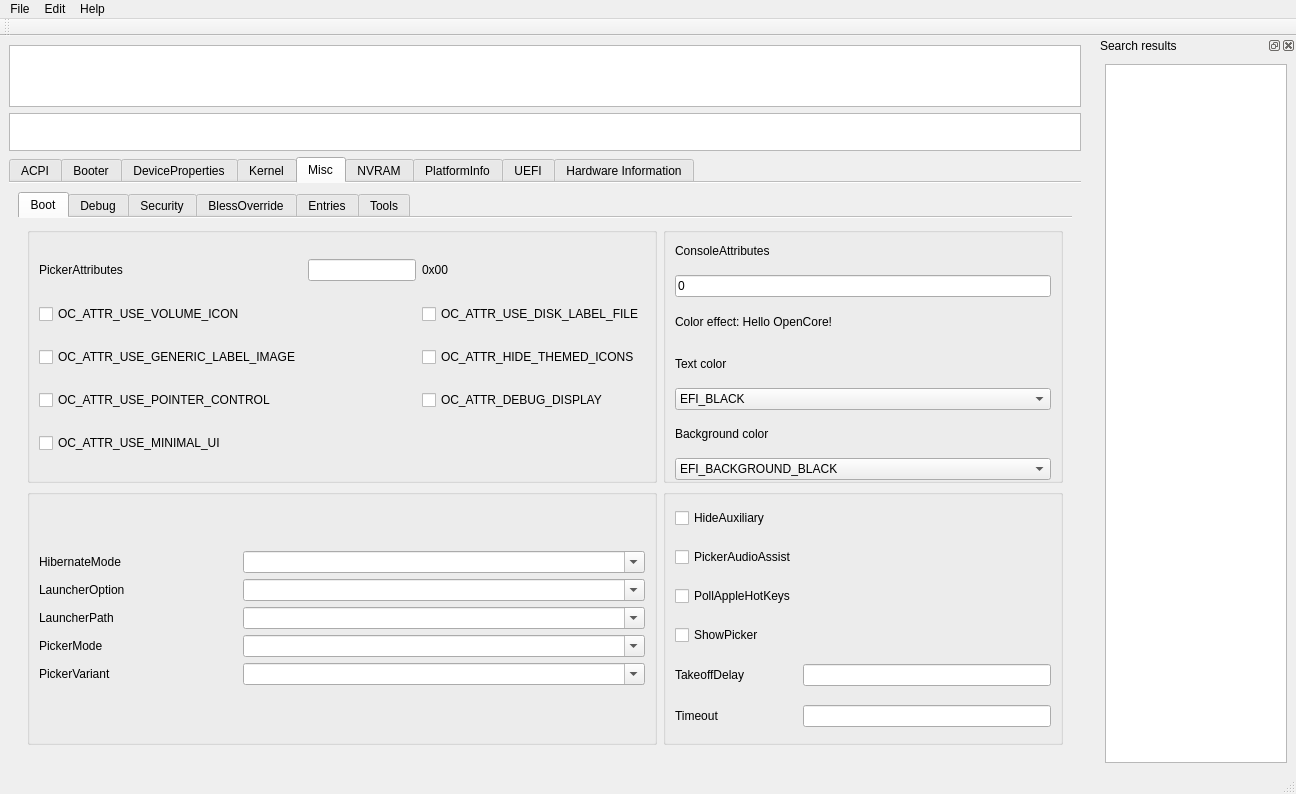
This is mainwindow.ui in ic005k/OCAuxiliaryTools as Qt 5 draws it before an edit. The edited form follows.
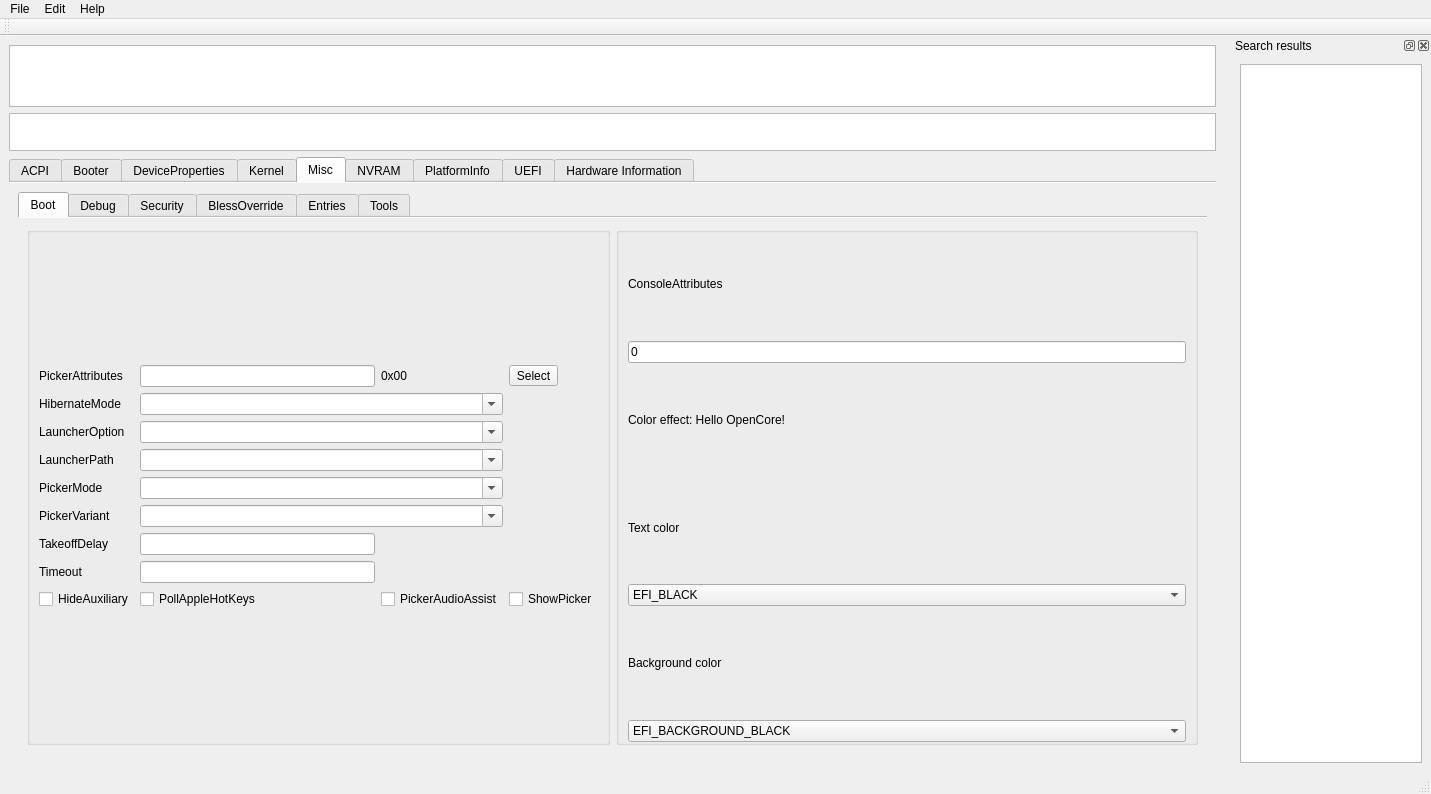
This is the edited form. The open tabs and pages were chosen to show the change. Icons and pictures are not drawn.

Diff of the .ui file:
```diff
--- a/mainwindow.ui
+++ b/mainwindow.ui
@@ -6,7 +6,7 @@
    <rect>
     <x>0</x>
     <y>0</y>
-    <width>1296</width>
+    <width>1431</width>
     <height>794</height>
    </rect>
   </property>
@@ -3077,147 +3077,6 @@
             <string>Boot</string>
            </attribute>
            <layout class="QGridLayout" name="gridLayout_71">
-            <item row="0" column="0">
-             <widget class="QGroupBox" name="groupBox_9">
-              <property name="title">
-               <string/>
-              </property>
-              <layout class="QGridLayout" name="gridLayout_56">
-               <item row="0" column="0">
-                <widget class="QLabel" name="label_5">
-                 <property name="toolTip">
-                  <string>Description: Sets specific attributes for the OpenCore picker.
-
-Different OpenCore pickers may be configured through the attribute mask containing OpenCore-reserved (BIT0~BIT15) and OEM-specific (BIT16~BIT31) values.
-
-----
-
-说明：设置OpenCore picker的特定属性。
-
-可以通过包含 OpenCore 保留值 (BIT0~BIT15) 和 OEM 特定值 (BIT16~BIT31) 的属性掩码来配置不同的 OpenCore pickers。
-
-</string>
-                 </property>
-                 <property name="statusTip">
-                  <string>Sets specific attributes for picker.</string>
-                 </property>
-                 <property name="text">
-                  <string>PickerAttributes</string>
-                 </property>
-                </widget>
-               </item>
-               <item row="0" column="2">
-                <widget class="QLabel" name="lblPickerAttributes">
-                 <property name="text">
-                  <string>0x00</string>
-                 </property>
-                </widget>
-               </item>
-               <item row="8" column="0">
-                <widget class="QCheckBox" name="chkPA7">
-                 <property name="toolTip">
-                  <string>0x0040 — OC_ATTR_USE_MINIMAL_UI, use minimal UI display, no Shutdown or Restart buttons, affects OpenCanopy and builtin picker.
-----
-0x0040 - OC_ATTR_USE_MINIMAL_UI, 使用最小的UI显示，没有关机或重启按钮，影响OpenCanopy和内置选取器。</string>
-                 </property>
-                 <property name="text">
-                  <string>OC_ATTR_USE_MINIMAL_UI</string>
-                 </property>
-                </widget>
-               </item>
-               <item row="5" column="0">
-                <widget class="QCheckBox" name="chkPA3">
-                 <property name="toolTip">
-                  <string>0x0004 — OC_ATTR_USE_GENERIC_LABEL_IMAGE, provides predefined label images for boot entries without custom entries. This may however give less detail for the actual boot entry.
-----
-0x0004 - OC_ATTR_USE_GENERIC_LABEL_IMAGE, 提供预定义的标签图像给没有自定义条目的启动条目。然而，这可能会给实际的启动项带来较少的细节。</string>
-                 </property>
-                 <property name="text">
-                  <string>OC_ATTR_USE_GENERIC_LABEL_IMAGE</string>
-                 </property>
-                </widget>
-               </item>
-               <item row="5" column="2">
-                <widget class="QCheckBox" name="chkPA4">
-                 <property name="toolTip">
-                  <string>0x0008 — OC_ATTR_HIDE_THEMED_ICONS, prefers builtin icons for certain icon categories to match the theme style. For example, this could force displaying the builtin Time Machine icon. Requires OC_ATTR_USE_VOLUME_ICON.
-----
-0x0008 - OC_ATTR_HIDE_THEMED_ICONS, 偏向于某些图标类别的内置图标，以配合主题风格。例如，这可以强制显示内置的时间机器图标。需要OC_ATTR_USE_VOLUME_ICON。</string>
-                 </property>
-                 <property name="text">
-                  <string>OC_ATTR_HIDE_THEMED_ICONS</string>
-                 </property>
-                </widget>
-               </item>
-               <item row="6" column="0" colspan="2">
-                <widget class="QCheckBox" name="chkPA5">
-                 <property name="toolTip">
-                  <string>0x0010 — OC_ATTR_USE_POINTER_CONTROL, enables pointer control in the OpenCore picker when available.
-For example, this could make use of mouse or trackpad to control UI elements.
-----
-0x0010 - OC_ATTR_USE_POINTER_CONTROL，在OpenCore选取器中可用时启用指针控制。
-例如，这可以利用鼠标或触控板来控制用户界面元素。</string>
-                 </property>
-                 <property name="text">
-                  <string>OC_ATTR_USE_POINTER_CONTROL</string>
-                 </property>
-                </widget>
-               </item>
-               <item row="4" column="2">
-                <widget class="QCheckBox" name="chkPA2">
-                 <property name="toolTip">
-                  <string> 0x0002 — OC_ATTR_USE_DISK_LABEL_FILE, provides custom rendered titles for boot entries.
-----
- 0x0002 - OC_ATTR_USE_DISK_LABEL_FILE，为启动项提供自定义渲染的标题。</string>
-                 </property>
-                 <property name="text">
-                  <string>OC_ATTR_USE_DISK_LABEL_FILE</string>
-                 </property>
-                </widget>
-               </item>
-               <item row="6" column="2">
-                <widget class="QCheckBox" name="chkPA6">
-                 <property name="toolTip">
-                  <string>0x0020 — OC_ATTR_SHOW_DEBUG_DISPLAY, enable display of additional timing and debug information, in Builtin picker in DEBUG and NOOPT builds only.
-----
-0x0020 - OC_ATTR_SHOW_DEBUG_DISPLAY, 启用显示额外的计时和调试信息，仅在DEBUG和NOOPT构建的内置选取器中。</string>
-                 </property>
-                 <property name="text">
-                  <string>OC_ATTR_DEBUG_DISPLAY</string>
-                 </property>
-                </widget>
-               </item>
-               <item row="4" column="0">
-                <widget class="QCheckBox" name="chkPA1">
-                 <property name="toolTip">
-                  <string>0x0001 — OC_ATTR_USE_VOLUME_ICON, provides custom icons for boot entries.
-----
-0x0001 - OC_ATTR_USE_VOLUME_ICON, 为启动项提供自定义图标。</string>
-                 </property>
-                 <property name="text">
-                  <string>OC_ATTR_USE_VOLUME_ICON</string>
-                 </property>
-                </widget>
-               </item>
-               <item row="0" column="1">
-                <widget class="QLineEdit" name="editIntPickerAttributes">
-                 <property name="minimumSize">
-                  <size>
-                   <width>0</width>
-                   <height>0</height>
-                  </size>
-                 </property>
-                 <property name="maximumSize">
-                  <size>
-                   <width>16777215</width>
-                   <height>16777215</height>
-                  </size>
-                 </property>
-                </widget>
-               </item>
-              </layout>
-             </widget>
-            </item>
             <item row="0" column="1">
              <widget class="QGroupBox" name="groupBox_5">
               <property name="title">
@@ -3464,7 +3323,7 @@
               </layout>
              </widget>
             </item>
-            <item row="1" column="0">
+            <item row="0" column="0">
              <widget class="QGroupBox" name="groupBox_10">
               <property name="title">
                <string/>
@@ -3478,8 +3337,25 @@
                </property>
                <item row="0" column="0">
                 <layout class="QGridLayout" name="gridLayout_58">
-                 <item row="2" column="0">
-                  <widget class="QLabel" name="label_15">
+                 <item row="2" column="1" colspan="2">
+                  <widget class="QComboBox" name="cboxLauncherOption">
+                   <property name="editable">
+                    <bool>true</bool>
+                   </property>
+                  </widget>
+                 </item>
+                 <item row="13" column="1">
+                  <widget class="QLineEdit" name="editIntTimeout"/>
+                 </item>
+                 <item row="0" column="2">
+                  <widget class="QLabel" name="lblPickerAttributes">
+                   <property name="text">
+                    <string>0x00</string>
+                   </property>
+                  </widget>
+                 </item>
+                 <item row="13" column="0">
+                  <widget class="QLabel" name="label_7">
                    <property name="toolTip">
                     <string>Default stays for launched OpenCore.efi, any other path, e.g. EFILauncher.efi, can be used to provide custom loaders, which are supposed to load OpenCore.efi themselves.
 
@@ -3491,11 +3367,59 @@
                     <string>Launch path for LauncherOption.</string>
                    </property>
                    <property name="text">
-                    <string>LauncherPath</string>
+                    <string>Timeout</string>
                    </property>
                   </widget>
                  </item>
-                 <item row="10" column="0">
+                 <item row="1" column="0">
+                  <widget class="QLabel" name="label_4">
+                   <property name="toolTip">
+                    <string>Description: Hibernation detection mode. The following modes are supported:
+
+• None — Avoid hibernation for your own good.
+• Auto — Use RTC and NVRAM detection.
+• RTC — Use RTC detection.
+• NVRAM — Use NVRAM detection.
+
+----
+
+休眠检测模式，支持以下模式：
+
+- None - 为了自己的便利避免休眠。
+- Auto - 使用 RTC 和 NVRAM 检测。
+- RTC - 使用 RTC 检测。
+- NVRAM - 使用 NVRAM 检测。</string>
+                   </property>
+                   <property name="statusTip">
+                    <string>Hibernation detection mode. </string>
+                   </property>
+                   <property name="text">
+                    <string>HibernateMode</string>
+                   </property>
+                  </widget>
+                 </item>
+                 <item row="12" column="0">
+                  <widget class="QLabel" name="label_8">
+                   <property name="toolTip">
+                    <string>Introducing a delay may give extra time to hold the right action hotkey sequence to e.g. boot to recovery mode.
+
+On some platforms setting this option to at least 5000-10000 microseconds may be necessary to access action hotkeys at all due to the nature of the keyboard driver.
+
+----
+
+引入延迟可能会提供额外的时间来保持正确的动作热键序列，例如启动到恢复模式。
+
+在某些平台上，由于键盘驱动程序的特性，将该选项设置为至少5000-10000微秒可能是访问操作热键所必需的。</string>
+                   </property>
+                   <property name="statusTip">
+                    <string>Delay in microseconds performed before handling picker startup and action hotkeys.</string>
+                   </property>
+                   <property name="text">
+                    <string>TakeoffDelay</string>
+                   </property>
+                  </widget>
+                 </item>
+                 <item row="11" column="0">
                   <widget class="QLabel" name="label_10">
                    <property name="toolTip">
                     <string>The following values are supported:
@@ -3524,7 +3448,109 @@
                    </property>
                   </widget>
                  </item>
-                 <item row="1" column="0">
+                 <item row="0" column="3">
+                  <widget class="QToolButton" name="btnPickerAttributes">
+                   <property name="text">
+                    <string>Select</string>
+                   </property>
+                  </widget>
+                 </item>
+                 <item row="3" column="0">
+                  <widget class="QLabel" name="label_15">
+                   <property name="toolTip">
+                    <string>Default stays for launched OpenCore.efi, any other path, e.g. EFILauncher.efi, can be used to provide custom loaders, which are supposed to load OpenCore.efi themselves.
+
+----
+
+默认停留在启动的OpenCore.efi上，任何其他路径，例如EFILauncher.efi，都可以用来提供自定义的加载器，这些加载器应该自己加载OpenCore.efi。</string>
+                   </property>
+                   <property name="statusTip">
+                    <string>Launch path for LauncherOption.</string>
+                   </property>
+                   <property name="text">
+                    <string>LauncherPath</string>
+                   </property>
+                  </widget>
+                 </item>
+                 <item row="11" column="1" colspan="2">
+                  <widget class="QComboBox" name="cboxPickerVariant">
+                   <property name="editable">
+                    <bool>true</bool>
+                   </property>
+                  </widget>
+                 </item>
+                 <item row="0" column="1">
+                  <widget class="QLineEdit" name="editIntPickerAttributes">
+                   <property name="minimumSize">
+                    <size>
+                     <width>0</width>
+                     <height>0</height>
+                    </size>
+                   </property>
+                   <property name="maximumSize">
+                    <size>
+                     <width>16777215</width>
+                     <height>16777215</height>
+                    </size>
+                   </property>
+                  </widget>
+                 </item>
+                 <item row="0" column="0">
+                  <widget class="QLabel" name="label_5">
+                   <property name="toolTip">
+                    <string>Description: Sets specific attributes for the OpenCore picker.
+
+Different OpenCore pickers may be configured through the attribute mask containing OpenCore-reserved (BIT0~BIT15) and OEM-specific (BIT16~BIT31) values.
+
+----
+
+说明：设置OpenCore picker的特定属性。
+
+可以通过包含 OpenCore 保留值 (BIT0~BIT15) 和 OEM 特定值 (BIT16~BIT31) 的属性掩码来配置不同的 OpenCore pickers。
+
+</string>
+                   </property>
+                   <property name="statusTip">
+                    <string>Sets specific attributes for picker.</string>
+                   </property>
+                   <property name="text">
+                    <string>PickerAttributes</string>
+                   </property>
+                  </widget>
+                 </item>
+                 <item row="1" column="1" colspan="2">
+                  <widget class="QComboBox" name="cboxHibernateMode">
+                   <property name="editable">
+                    <bool>true</bool>
+                   </property>
+                  </widget>
+                 </item>
+                 <item row="10" column="0">
+                  <widget class="QLabel" name="label_6">
+                   <property name="toolTip">
+                    <string>Picker describes underlying boot management with an optional user interface responsible for handling boot options. The following values are supported:
+
+• Builtin — boot management is handled by OpenCore, a simple text only user interface is used.
+• External — an external boot management protocol is used if available. Otherwise Builtin mode is used.
+• Apple — Apple boot management is used if available. Otherwise Builtin mode is used.
+
+----
+
+Picker描述了底层的引导管理，有一个可选的用户界面负责处理引导选项。支持以下值：
+
+- Builtin - 引导管理由 OpenCore 处理，使用简单的文本用户界面。
+- External - 如果可用，则使用外部引导管理协议。否则将使用 Builtin 模式。
+- Apple - 如果可用，则使用 Apple 的启动管理。否则使用Builtin模式。</string>
+                   </property>
+                   <property name="statusTip">
+                    <string> Choose boot picker used for boot management.</string>
+                   </property>
+                   <property name="text">
+                    <string>PickerMode</string>
+                   </property>
+                  </widget>
+                 </item>
+                 <item row="2" column="0">
                   <widget class="QLabel" name="label_108">
                    <property name="toolTip">
                     <string>Description: Register the launcher option in the firmware preferences for persistence.
@@ -3575,160 +3601,24 @@
                    </property>
                   </widget>
                  </item>
-                 <item row="9" column="0">
-                  <widget class="QLabel" name="label_6">
-                   <property name="toolTip">
-                    <string>Picker describes underlying boot management with an optional user interface responsible for handling boot options. The following values are supported:
-
-• Builtin — boot management is handled by OpenCore, a simple text only user interface is used.
-• External — an external boot management protocol is used if available. Otherwise Builtin mode is used.
-• Apple — Apple boot management is used if available. Otherwise Builtin mode is used.
-
-----
-
-Picker描述了底层的引导管理，有一个可选的用户界面负责处理引导选项。支持以下值：
-
-- Builtin - 引导管理由 OpenCore 处理，使用简单的文本用户界面。
-- External - 如果可用，则使用外部引导管理协议。否则将使用 Builtin 模式。
-- Apple - 如果可用，则使用 Apple 的启动管理。否则使用Builtin模式。</string>
-                   </property>
-                   <property name="statusTip">
-                    <string> Choose boot picker used for boot management.</string>
-                   </property>
-                   <property name="text">
-                    <string>PickerMode</string>
-                   </property>
-                  </widget>
-                 </item>
-                 <item row="0" column="0">
-                  <widget class="QLabel" name="label_4">
-                   <property name="toolTip">
-                    <string>Description: Hibernation detection mode. The following modes are supported:
-
-• None — Avoid hibernation for your own good.
-• Auto — Use RTC and NVRAM detection.
-• RTC — Use RTC detection.
-• NVRAM — Use NVRAM detection.
-
-----
-
-休眠检测模式，支持以下模式：
-
-- None - 为了自己的便利避免休眠。
-- Auto - 使用 RTC 和 NVRAM 检测。
-- RTC - 使用 RTC 检测。
-- NVRAM - 使用 NVRAM 检测。</string>
-                   </property>
-                   <property name="statusTip">
-                    <string>Hibernation detection mode. </string>
-                   </property>
-                   <property name="text">
-                    <string>HibernateMode</string>
-                   </property>
-                  </widget>
-                 </item>
-                 <item row="1" column="1" colspan="2">
-                  <widget class="QComboBox" name="cboxLauncherOption">
-                   <property name="editable">
-                    <bool>true</bool>
-                   </property>
-                  </widget>
-                 </item>
-                 <item row="0" column="1" colspan="2">
-                  <widget class="QComboBox" name="cboxHibernateMode">
-                   <property name="editable">
-                    <bool>true</bool>
-                   </property>
-                  </widget>
-                 </item>
-                 <item row="2" column="1" colspan="2">
-                  <widget class="QComboBox" name="cboxLauncherPath">
-                   <property name="editable">
-                    <bool>true</bool>
-                   </property>
-                  </widget>
-                 </item>
-                 <item row="9" column="1" colspan="2">
-                  <widget class="QComboBox" name="cboxPickerMode">
-                   <property name="editable">
-                    <bool>true</bool>
-                   </property>
-                  </widget>
-                 </item>
                  <item row="10" column="1" colspan="2">
-                  <widget class="QComboBox" name="cboxPickerVariant">
+                  <widget class="QComboBox" name="cboxPickerMode">
                    <property name="editable">
                     <bool>true</bool>
                    </property>
                   </widget>
                  </item>
-                </layout>
-               </item>
-              </layout>
-             </widget>
-            </item>
-            <item row="1" column="1">
-             <widget class="QGroupBox" name="groupBox_15">
-              <property name="title">
-               <string/>
-              </property>
-              <layout class="QGridLayout" name="gridLayout_64">
-               <property name="topMargin">
-                <number>0</number>
-               </property>
-               <property name="bottomMargin">
-                <number>0</number>
-               </property>
-               <item row="1" column="0">
-                <widget class="QCheckBox" name="chkPickerAudioAssist">
-                 <property name="toolTip">
-                  <string>Description: Enable screen reader by default in the OpenCore picker.
-
-For the macOS bootloader, screen reader preference is set in the preferences.efires archive in the isVOEnabled.int32 file and is controlled by the operating system. 
-
-For OpenCore screen reader support, this option is an independent equivalent. Toggling screen reader support in both the OpenCore picker and the macOS bootloader FileVault 2 login window can also be done by using the Command + F5 key combination.
-
-Note: The screen reader requires working audio support. Refer to the UEFI Audio Properties section for more details.
-
-----
-
-说明：在OpenCore选择器中默认启用屏幕阅读器。
-
-对于 macOS 引导加载器，屏幕阅读器偏好设置在 isVOEnabled.int32 文件中的 preferences.efires 档案中，并由操作系统控制。
-
-对于OpenCore屏幕阅读器支持，该选项是一个独立的等价物。在OpenCore选取器和macOS bootloader FileVault 2登录窗口中切换屏幕阅读器支持也可以通过使用Command + F5组合键来完成。
-
-注意：屏幕阅读器需要有效的音频支持。请参阅UEFI音频属性部分了解更多细节。</string>
-                 </property>
-                 <property name="statusTip">
-                  <string>Enable screen reader by default in boot picker.</string>
-                 </property>
-                 <property name="text">
-                  <string>PickerAudioAssist</string>
-                 </property>
-                </widget>
-               </item>
-               <item row="3" column="0">
-                <widget class="QCheckBox" name="chkShowPicker">
-                 <property name="toolTip">
-                  <string>Show simple boot picker to allow boot entry selection.
-
-----
-
-显示简单的引导选择器，以允许选择进入引导。</string>
-                 </property>
-                 <property name="statusTip">
-                  <string> Show simple boot picker to allow boot entry selection.</string>
-                 </property>
-                 <property name="text">
-                  <string>ShowPicker</string>
-                 </property>
-                </widget>
-               </item>
-               <item row="4" column="1">
+                 <item row="12" column="1">
                 <widget class="QLineEdit" name="editIntTakeoffDelay"/>
                </item>
-               <item row="0" column="0">
+                 <item row="3" column="1" colspan="2">
+                  <widget class="QComboBox" name="cboxLauncherPath">
+                   <property name="editable">
+                    <bool>true</bool>
+                   </property>
+                  </widget>
+                 </item>
+                 <item row="14" column="0">
                 <widget class="QCheckBox" name="chkHideAuxiliary">
                  <property name="toolTip">
                   <string>An entry is considered auxiliary when at least one of the following applies:
@@ -3759,28 +3649,7 @@
                  </property>
                 </widget>
                </item>
-               <item row="4" column="0">
-                <widget class="QLabel" name="label_8">
-                 <property name="toolTip">
-                  <string>Introducing a delay may give extra time to hold the right action hotkey sequence to e.g. boot to recovery mode.
-
-On some platforms setting this option to at least 5000-10000 microseconds may be necessary to access action hotkeys at all due to the nature of the keyboard driver.
-
-----
-
-引入延迟可能会提供额外的时间来保持正确的动作热键序列，例如启动到恢复模式。
-
-在某些平台上，由于键盘驱动程序的特性，将该选项设置为至少5000-10000微秒可能是访问操作热键所必需的。</string>
-                 </property>
-                 <property name="statusTip">
-                  <string>Delay in microseconds performed before handling picker startup and action hotkeys.</string>
-                 </property>
-                 <property name="text">
-                  <string>TakeoffDelay</string>
-                 </property>
-                </widget>
-               </item>
-               <item row="2" column="0">
+                 <item row="14" column="1">
                 <widget class="QCheckBox" name="chkPollAppleHotKeys">
                  <property name="toolTip">
                   <string>In addition to action hotkeys, which are partially described in PickerMode section and are normally handled by Apple BDS, there exist modifier keys, which are handled by operating system bootloader, namely boot.efi.
@@ -3823,8 +3692,8 @@
                  </property>
                 </widget>
                </item>
-               <item row="5" column="0">
-                <widget class="QLabel" name="label_7">
+                 <item row="14" column="2">
+                  <widget class="QCheckBox" name="chkPickerAudioAssist">
                  <property name="toolTip">
                   <string> Timeout in seconds in boot picker before automatic booting of the default boot entry. Use 0 to  disable timer.
 
@@ -3837,12 +3706,28 @@
  disable timer.</string>
                  </property>
                  <property name="text">
-                  <string>Timeout</string>
+                    <string>PickerAudioAssist</string>
                  </property>
                 </widget>
                </item>
-               <item row="5" column="1">
-                <widget class="QLineEdit" name="editIntTimeout"/>
+                 <item row="14" column="3">
+                  <widget class="QCheckBox" name="chkShowPicker">
+                   <property name="toolTip">
+                    <string>Show simple boot picker to allow boot entry selection.
+
+----
+
+显示简单的引导选择器，以允许选择进入引导。</string>
+                   </property>
+                   <property name="statusTip">
+                    <string> Show simple boot picker to allow boot entry selection.</string>
+                   </property>
+                   <property name="text">
+                    <string>ShowPicker</string>
+                   </property>
+                  </widget>
+                 </item>
+                </layout>
                </item>
               </layout>
              </widget>
@@ -9697,7 +9582,7 @@
     <rect>
      <x>0</x>
      <y>0</y>
-     <width>1296</width>
+     <width>1431</width>
      <height>24</height>
     </rect>
    </property>
```
Left out of the diff: 804 changed lines with no effect on the pictures. Lines whose indentation alone changed are shown as unchanged.
